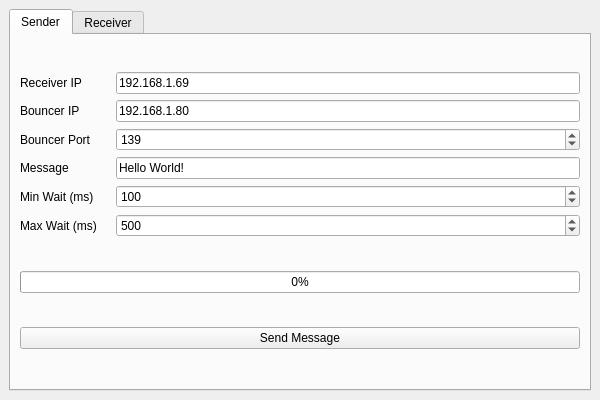
Qt form ui/mainwindow.ui (arilence/8505-stego) before a commit.
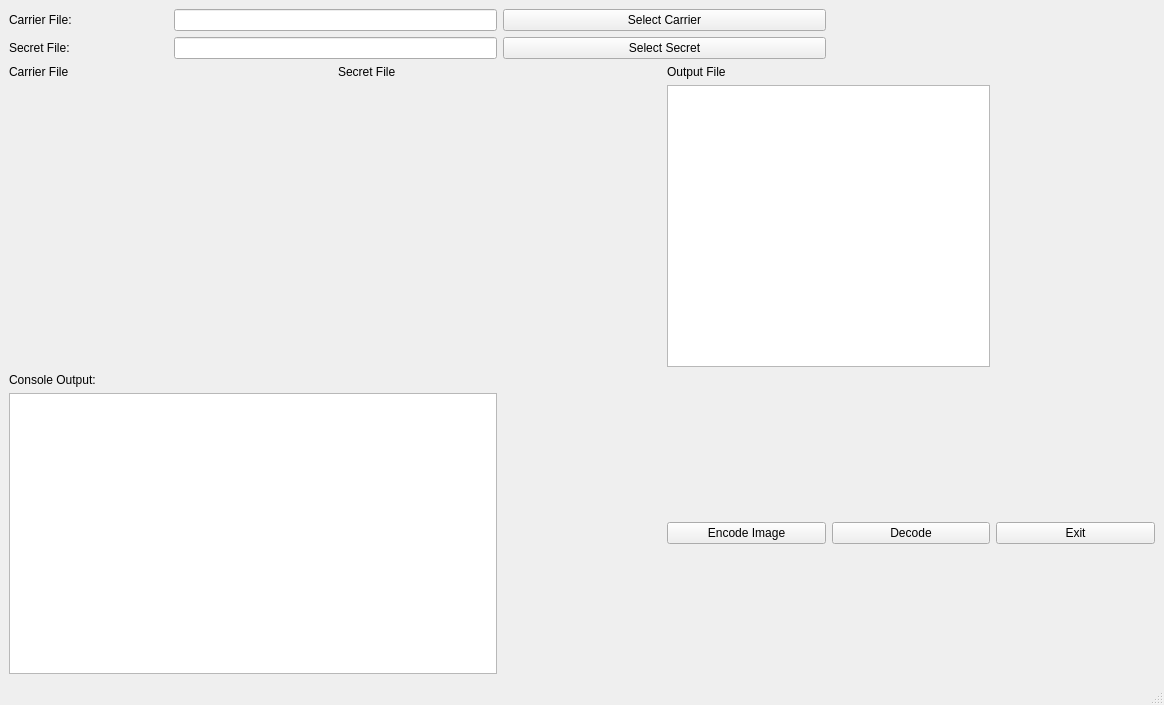
The same form after that commit.

```diff
--- a/ui/mainwindow.ui
+++ b/ui/mainwindow.ui
@@ -6,349 +6,131 @@
    <rect>
     <x>0</x>
     <y>0</y>
-    <width>600</width>
-    <height>400</height>
+    <width>1164</width>
+    <height>705</height>
    </rect>
   </property>
-  <property name="minimumSize">
-   <size>
-    <width>400</width>
-    <height>200</height>
-   </size>
-  </property>
-  <property name="maximumSize">
-   <size>
-    <width>600</width>
-    <height>400</height>
-   </size>
-  </property>
   <property name="windowTitle">
    <string>MainWindow</string>
   </property>
   <widget class="QWidget" name="centralwidget">
-   <layout class="QHBoxLayout" name="horizontalLayout">
-    <item>
-     <widget class="QTabWidget" name="tabWidget">
-      <property name="currentIndex">
-       <number>0</number>
-      </property>
-      <widget class="QWidget" name="tab">
-       <attribute name="title">
-        <string>Sender</string>
-       </attribute>
-       <layout class="QVBoxLayout" name="verticalLayout_2">
-        <item>
-         <layout class="QVBoxLayout" name="verticalLayout">
-          <item>
-           <layout class="QHBoxLayout" name="horizontalLayout_5">
-            <item>
+   <layout class="QGridLayout" name="gridLayout">
+    <item row="0" column="0">
              <widget class="QLabel" name="label">
-              <property name="minimumSize">
-               <size>
-                <width>90</width>
-                <height>0</height>
-               </size>
-              </property>
-              <property name="maximumSize">
-               <size>
-                <width>90</width>
-                <height>16777215</height>
-               </size>
-              </property>
               <property name="text">
-               <string>Receiver IP</string>
+       <string>Carrier File:</string>
               </property>
              </widget>
             </item>
-            <item>
-             <widget class="QLineEdit" name="input_sendReceiverIp">
+    <item row="0" column="1" colspan="2">
+     <widget class="QLineEdit" name="carrierEdit"/>
+    </item>
+    <item row="0" column="3" colspan="2">
+     <widget class="QPushButton" name="carrierButton">
               <property name="text">
-               <string>192.168.1.69</string>
+       <string>Select Carrier</string>
               </property>
              </widget>
             </item>
-           </layout>
-          </item>
-          <item>
-           <layout class="QHBoxLayout" name="horizontalLayout_9">
-            <item>
+    <item row="1" column="0">
              <widget class="QLabel" name="label_2">
-              <property name="minimumSize">
-               <size>
-                <width>90</width>
-                <height>0</height>
-               </size>
-              </property>
-              <property name="maximumSize">
-               <size>
-                <width>90</width>
-                <height>16777215</height>
-               </size>
-              </property>
+      <property name="text">
+       <string>Secret File:</string>
+      </property>
+     </widget>
+    </item>
+    <item row="1" column="1" colspan="2">
+     <widget class="QLineEdit" name="secretEdit"/>
+    </item>
+    <item row="1" column="3" colspan="2">
+     <widget class="QPushButton" name="secretButton">
               <property name="text">
-               <string>Bouncer IP</string>
+       <string>Select Secret</string>
               </property>
              </widget>
             </item>
-            <item>
-             <widget class="QLineEdit" name="input_sendBouncerIp">
+    <item row="2" column="0" colspan="2">
+     <widget class="QLabel" name="label_4">
               <property name="text">
-               <string>192.168.1.80</string>
+       <string>Carrier File</string>
               </property>
              </widget>
             </item>
-           </layout>
-          </item>
-          <item>
-           <layout class="QHBoxLayout" name="horizontalLayout_10">
-            <item>
+    <item row="2" column="2">
              <widget class="QLabel" name="label_5">
-              <property name="minimumSize">
-               <size>
-                <width>90</width>
-                <height>0</height>
-               </size>
-              </property>
-              <property name="maximumSize">
-               <size>
-                <width>90</width>
-                <height>16777215</height>
-               </size>
-              </property>
               <property name="text">
-               <string>Bouncer Port</string>
+       <string>Secret File</string>
               </property>
              </widget>
             </item>
-            <item>
-             <widget class="QSpinBox" name="input_sendPort">
-              <property name="maximum">
-               <number>65535</number>
-              </property>
-              <property name="value">
-               <number>139</number>
-              </property>
-             </widget>
-            </item>
-           </layout>
-          </item>
-          <item>
-           <layout class="QHBoxLayout" name="horizontalLayout_8">
-            <item>
+    <item row="2" column="4">
              <widget class="QLabel" name="label_6">
-              <property name="minimumSize">
-               <size>
-                <width>90</width>
-                <height>0</height>
-               </size>
-              </property>
-              <property name="maximumSize">
-               <size>
-                <width>90</width>
-                <height>16777215</height>
-               </size>
-              </property>
               <property name="text">
-               <string>Message</string>
+       <string>Output File</string>
               </property>
              </widget>
             </item>
-            <item>
-             <widget class="QLineEdit" name="input_sendMessage">
+    <item row="3" column="0" colspan="2">
+     <widget class="QLabel" name="carrierImage">
               <property name="text">
-               <string>Hello World!</string>
+       <string/>
               </property>
              </widget>
             </item>
-           </layout>
-          </item>
-          <item>
-           <layout class="QHBoxLayout" name="horizontalLayout_12">
-            <item>
-             <widget class="QLabel" name="label_7">
-              <property name="minimumSize">
-               <size>
-                <width>90</width>
-                <height>0</height>
-               </size>
-              </property>
-              <property name="maximumSize">
-               <size>
-                <width>90</width>
-                <height>16777215</height>
-               </size>
-              </property>
-              <property name="text">
-               <string>Min Wait (ms)</string>
-              </property>
-             </widget>
-            </item>
-            <item>
-             <widget class="QSpinBox" name="input_sendMinWait">
-              <property name="maximum">
-               <number>100000</number>
-              </property>
-              <property name="value">
-               <number>100</number>
-              </property>
-             </widget>
-            </item>
-           </layout>
-          </item>
-          <item>
-           <layout class="QHBoxLayout" name="horizontalLayout_13">
-            <item>
-             <widget class="QLabel" name="label_8">
-              <property name="minimumSize">
-               <size>
-                <width>90</width>
-                <height>0</height>
-               </size>
-              </property>
-              <property name="maximumSize">
-               <size>
-                <width>90</width>
-                <height>16777215</height>
-               </size>
-              </property>
-              <property name="text">
-               <string>Max Wait (ms)</string>
-              </property>
-             </widget>
-            </item>
-            <item>
-             <widget class="QSpinBox" name="input_sendMaxWait">
-              <property name="maximum">
-               <number>100000</number>
-              </property>
-              <property name="value">
-               <number>500</number>
-              </property>
-             </widget>
-            </item>
-           </layout>
-          </item>
-         </layout>
-        </item>
-        <item>
-         <widget class="QProgressBar" name="progressBar">
-          <property name="value">
-           <number>0</number>
-          </property>
-         </widget>
-        </item>
-        <item>
-         <widget class="QPushButton" name="btn_sendMessage">
-          <property name="text">
-           <string>Send Message</string>
-          </property>
-         </widget>
-        </item>
-       </layout>
-      </widget>
-      <widget class="QWidget" name="tab_2">
-       <attribute name="title">
-        <string>Receiver</string>
-       </attribute>
-       <layout class="QVBoxLayout" name="verticalLayout_3">
-        <item>
-         <layout class="QVBoxLayout" name="verticalLayout_5">
-          <item>
-           <layout class="QHBoxLayout" name="horizontalLayout_6">
-            <item>
-             <layout class="QVBoxLayout" name="verticalLayout_7">
-              <item>
-               <layout class="QHBoxLayout" name="horizontalLayout_3">
-                <item>
+    <item row="3" column="4" colspan="2">
+     <widget class="QGraphicsView" name="graphicsView_3"/>
+    </item>
+    <item row="4" column="0" colspan="2">
                  <widget class="QLabel" name="label_3">
-                  <property name="minimumSize">
-                   <size>
-                    <width>90</width>
-                    <height>0</height>
-                   </size>
-                  </property>
-                  <property name="maximumSize">
-                   <size>
-                    <width>90</width>
-                    <height>16777215</height>
-                   </size>
-                  </property>
                   <property name="text">
-                   <string>Bouncer IP</string>
+       <string>Console Output:</string>
                   </property>
                  </widget>
                 </item>
-                <item>
-                 <widget class="QLineEdit" name="input_recvIp">
+    <item row="5" column="0" colspan="3">
+     <widget class="QTextBrowser" name="textBrowser"/>
+    </item>
+    <item row="5" column="4">
+     <widget class="QPushButton" name="encodeButton">
                   <property name="text">
-                   <string>192.168.1.80</string>
+       <string>Encode Image</string>
                   </property>
                  </widget>
                 </item>
-               </layout>
-              </item>
-              <item>
-               <layout class="QHBoxLayout" name="horizontalLayout_4">
-                <item>
-                 <widget class="QLabel" name="label_4">
-                  <property name="minimumSize">
-                   <size>
-                    <width>90</width>
-                    <height>0</height>
-                   </size>
-                  </property>
-                  <property name="maximumSize">
-                   <size>
-                    <width>90</width>
-                    <height>16777215</height>
-                   </size>
-                  </property>
+    <item row="5" column="5">
+     <widget class="QPushButton" name="decodeButton">
                   <property name="text">
-                   <string>Bouncer Port</string>
+       <string>Decode</string>
                   </property>
                  </widget>
                 </item>
-                <item>
-                 <widget class="QSpinBox" name="input_recvPort">
-                  <property name="maximum">
-                   <number>65535</number>
-                  </property>
-                  <property name="value">
-                   <number>139</number>
-                  </property>
-                 </widget>
-                </item>
-               </layout>
-              </item>
-             </layout>
-            </item>
-            <item>
-             <widget class="QPushButton" name="btn_startReceiver">
+    <item row="5" column="6">
+     <widget class="QPushButton" name="exitButton">
               <property name="text">
-               <string>Start Receiver</string>
+       <string>Exit</string>
               </property>
              </widget>
             </item>
-           </layout>
-          </item>
-          <item>
-           <widget class="QListWidget" name="list_allMessages"/>
-          </item>
-          <item>
-           <widget class="QPushButton" name="btn_clearMessages">
+    <item row="3" column="2" colspan="2">
+     <widget class="QLabel" name="secretImage">
             <property name="text">
-             <string>Clear Messages</string>
+       <string/>
             </property>
            </widget>
           </item>
          </layout>
-        </item>
-       </layout>
-      </widget>
-     </widget>
-    </item>
-   </layout>
-  </widget>
+  </widget>
+  <widget class="QMenuBar" name="menubar">
+   <property name="geometry">
+    <rect>
+     <x>0</x>
+     <y>0</y>
+     <width>1164</width>
+     <height>25</height>
+    </rect>
+   </property>
+  </widget>
+  <widget class="QStatusBar" name="statusbar"/>
  </widget>
  <resources/>
  <connections/>
```
Lines whose indentation alone changed are shown as unchanged.
